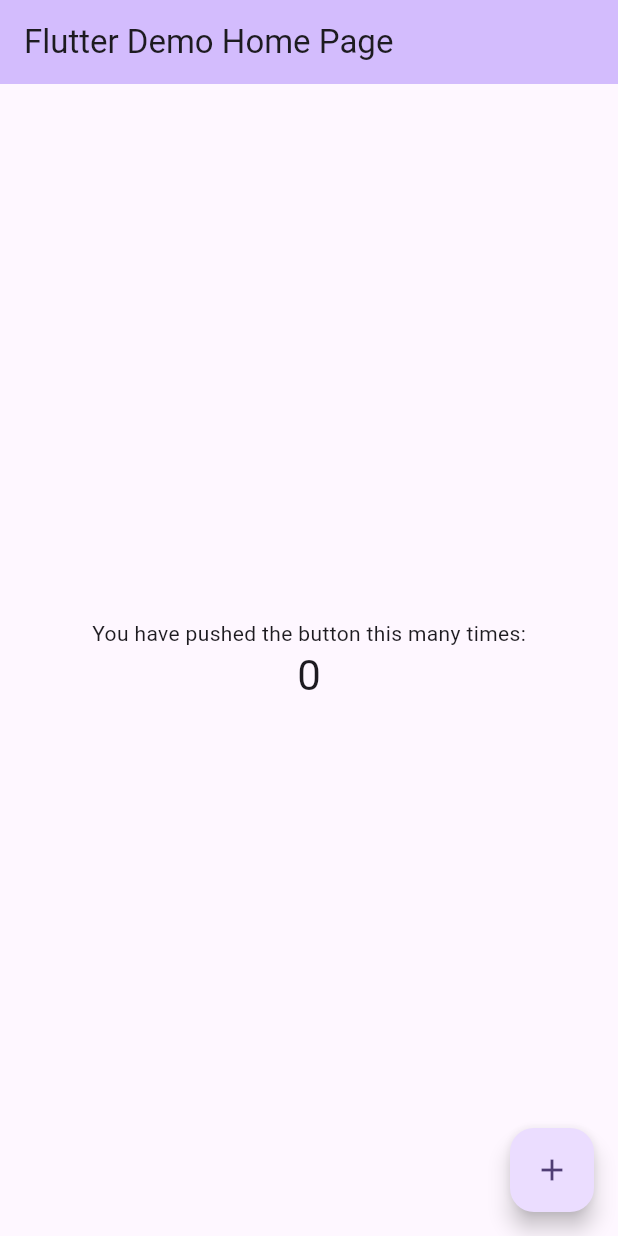
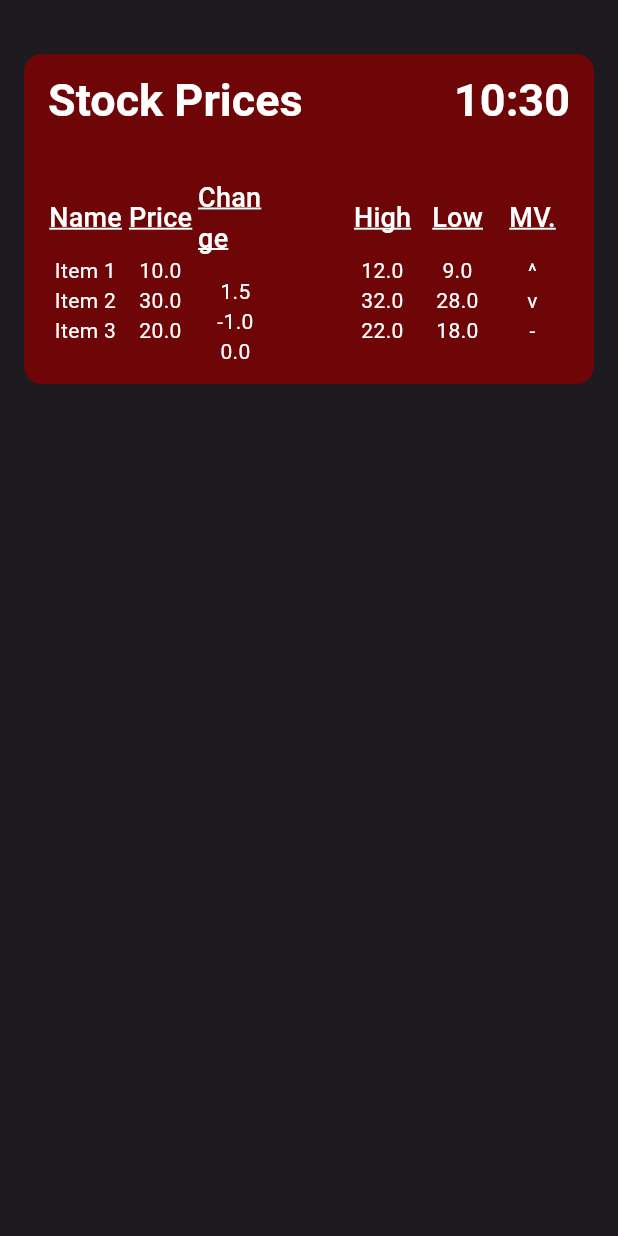
Before and after one commit to 19MAsciamprener/compSci-NEA-repo, a Flutter app: the screen it shows after launch, on a phone screen of 412 x 824 dp. Run offline on Flutter 3.47's test engine with Material 3 defaults, Android fonts, the phone set to English and light mode, and no system bars.

Commit message:
Stream-1 progress
- removed flutter template
- created a folder structure
- made start to homepage (home_page.dart)
- - title & time
- - dummy item list
- made widget .dart for the item list (stock_item_list.dart)
- created dummy data for UI purposes (dummy_data.dart)

```diff
--- a/stock_kiosk_app/lib/main.dart
+++ b/stock_kiosk_app/lib/main.dart
@@ -1,4 +1,5 @@
 import 'package:flutter/material.dart';
+import 'pages/home_page.dart';
 
 void main() {
   runApp(const MyApp());
@@ -6,117 +7,36 @@ void main() {
 
 class MyApp extends StatelessWidget {
   const MyApp({super.key});
-
-  // This widget is the root of your application.
   @override
   Widget build(BuildContext context) {
     return MaterialApp(
-      title: 'Flutter Demo',
+      title: 'Stock Kiosk',
       theme: ThemeData(
-        // This is the theme of your application.
-        //
-        // TRY THIS: Try running your application with "flutter run". You'll see
-        // the application has a purple toolbar. Then, without quitting the app,
-        // try changing the seedColor in the colorScheme below to Colors.green
-        // and then invoke "hot reload" (save your changes or press the "hot
-        // reload" button in a Flutter-supported IDE, or press "r" if you used
-        // the command line to start the app).
-        //
-        // Notice that the counter didn't reset back to zero; the application
-        // state is not lost during the reload. To reset the state, use hot
-        // restart instead.
-        //
-        // This works for code too, not just values: Most code changes can be
-        // tested with just a hot reload.
-        colorScheme: .fromSeed(seedColor: Colors.deepPurple),
+        colorScheme: ColorScheme.fromSeed(
+          seedColor: Color.fromRGBO(110, 5, 6, 1),
+          primary: Color.fromRGBO(110, 5, 6, 1),
+          surface: Color.fromRGBO(29, 27, 32, 1),
+        ),
+
+        useMaterial3: true,
+
+        textTheme: TextTheme(
+          titleLarge: TextStyle(
+            fontSize: 30,
+            color: Colors.white,
+            fontWeight: FontWeight.bold,
+          ),
+
+          titleMedium: TextStyle(
+            decoration: TextDecoration.underline,
+            decorationColor: Colors.white,
+            decorationThickness: 1.5,
+            fontSize: 18,
+            color: Colors.white,
+          ),
+        ),
       ),
-      home: const MyHomePage(title: 'Flutter Demo Home Page'),
+      home: const HomePage(),
     );
   }
 }
-
-class MyHomePage extends StatefulWidget {
-  const MyHomePage({super.key, required this.title});
-
-  // This widget is the home page of your application. It is stateful, meaning
-  // that it has a State object (defined below) that contains fields that affect
-  // how it looks.
-
-  // This class is the configuration for the state. It holds the values (in this
-  // case the title) provided by the parent (in this case the App widget) and
-  // used by the build method of the State. Fields in a Widget subclass are
-  // always marked "final".
-
-  final String title;
-
-  @override
-  State<MyHomePage> createState() => _MyHomePageState();
-}
-
-class _MyHomePageState extends State<MyHomePage> {
-  int _counter = 0;
-
-  void _incrementCounter() {
-    setState(() {
-      // This call to setState tells the Flutter framework that something has
-      // changed in this State, which causes it to rerun the build method below
-      // so that the display can reflect the updated values. If we changed
-      // _counter without calling setState(), then the build method would not be
-      // called again, and so nothing would appear to happen.
-      _counter++;
-    });
-  }
-
-  @override
-  Widget build(BuildContext context) {
-    // This method is rerun every time setState is called, for instance as done
-    // by the _incrementCounter method above.
-    //
-    // The Flutter framework has been optimized to make rerunning build methods
-    // fast, so that you can just rebuild anything that needs updating rather
-    // than having to individually change instances of widgets.
-    return Scaffold(
-      appBar: AppBar(
-        // TRY THIS: Try changing the color here to a specific color (to
-        // Colors.amber, perhaps?) and trigger a hot reload to see the AppBar
-        // change color while the other colors stay the same.
-        backgroundColor: Theme.of(context).colorScheme.inversePrimary,
-        // Here we take the value from the MyHomePage object that was created by
-        // the App.build method, and use it to set our appbar title.
-        title: Text(widget.title),
-      ),
-      body: Center(
-        // Center is a layout widget. It takes a single child and positions it
-        // in the middle of the parent.
-        child: Column(
-          // Column is also a layout widget. It takes a list of children and
-          // arranges them vertically. By default, it sizes itself to fit its
-          // children horizontally, and tries to be as tall as its parent.
-          //
-          // Column has various properties to control how it sizes itself and
-          // how it positions its children. Here we use mainAxisAlignment to
-          // center the children vertically; the main axis here is the vertical
-          // axis because Columns are vertical (the cross axis would be
-          // horizontal).
-          //
-          // TRY THIS: Invoke "debug painting" (choose the "Toggle Debug Paint"
-          // action in the IDE, or press "p" in the console), to see the
-          // wireframe for each widget.
-          mainAxisAlignment: .center,
-          children: [
-            const Text('You have pushed the button this many times:'),
-            Text(
-              '$_counter',
-              style: Theme.of(context).textTheme.headlineMedium,
-            ),
-          ],
-        ),
-      ),
-      floatingActionButton: FloatingActionButton(
-        onPressed: _incrementCounter,
-        tooltip: 'Increment',
-        child: const Icon(Icons.add),
-      ),
-    );
-  }
-}
--- /dev/null
+++ b/stock_kiosk_app/lib/pages/home_page.dart
@@ -0,0 +1,73 @@
+import 'package:flutter/material.dart';
+import 'package:stock_kiosk_app/widgets/stock_list_items.dart';
+
+class HomePage extends StatelessWidget {
+  const HomePage({super.key});
+
+  String _formatTime(DateTime dt) {
+    String two(int n) => n.toString().padLeft(2, '0');
+    return '${two(dt.hour)}:${two(dt.minute)}';
+  }
+
+  @override
+  Widget build(BuildContext context) {
+    final now = DateTime.now();
+
+    return Scaffold(
+      body: SafeArea(
+        child: Padding(
+          padding: const EdgeInsets.symmetric(horizontal: 16.0, vertical: 36.0),
+          child: Column(
+            crossAxisAlignment: CrossAxisAlignment.stretch,
+            children: [
+              Container(
+                padding: const EdgeInsets.symmetric(
+                  horizontal: 16.0,
+                  vertical: 12.0,
+                ),
+                decoration: BoxDecoration(
+                  color: Theme.of(context).primaryColor,
+                  borderRadius: BorderRadius.circular(12.0),
+                ),
+                child: Column(
+                  children: [
+                    Row(
+                      mainAxisAlignment: MainAxisAlignment.spaceBetween,
+                      children: [
+                        Text(
+                          'Stock Prices',
+                          style: Theme.of(context).textTheme.titleLarge,
+                        ),
+                        Text(
+                          _formatTime(now),
+                          style: Theme.of(context).textTheme.titleLarge,
+                        ),
+                      ],
+                    ),
+
+                    const SizedBox(height: 32.0),
+
+                    Row(
+                      mainAxisAlignment: MainAxisAlignment.spaceBetween,
+                      children: [
+                        StockListItems(title: 'Name'),
+                        StockListItems(title: 'Price'),
+                        StockListItems(title: 'Change'),
+
+                        SizedBox(width: 48),
+
+                        StockListItems(title: 'High'),
+                        StockListItems(title: 'Low'),
+                        StockListItems(title: 'MV.'),
+                      ],
+                    ),
+                  ],
+                ),
+              ),
+            ],
+          ),
+        ),
+      ),
+    );
+  }
+}
--- /dev/null
+++ b/stock_kiosk_app/lib/utils/dummy_data.dart
@@ -0,0 +1,30 @@
+final itemList = [
+  {
+    'id': 1,
+    'name': 'Item 1',
+    'price': 10.0,
+    'change': 1.5,
+    'high': 12.0,
+    'low': 9.0,
+    'mv.': '^',
+  },
+
+  {
+    'id': 2,
+    'name': 'Item 2',
+    'price': 30.0,
+    'change': -1.0,
+    'high': 32.0,
+    'low': 28.0,
+    'mv.': 'v',
+  },
+  {
+    'id': 3,
+    'name': 'Item 3',
+    'price': 20.0,
+    'change': 0.0,
+    'high': 22.0,
+    'low': 18.0,
+    'mv.': '-',
+  },
+];
--- /dev/null
+++ b/stock_kiosk_app/lib/widgets/stock_list_items.dart
@@ -0,0 +1,36 @@
+import 'package:flutter/material.dart';
+import '../utils/dummy_data.dart';
+
+class StockListItems extends StatelessWidget {
+  final String title;
+
+  const StockListItems({super.key, required this.title});
+
+  @override
+  Widget build(BuildContext context) {
+    return Expanded(
+      child: Column(
+        children: [
+          Text(
+            title,
+            style: Theme.of(
+              context,
+            ).textTheme.titleMedium?.copyWith(color: Colors.white),
+          ),
+          const SizedBox(height: 12.0),
+          ListView.builder(
+            itemCount: itemList.length,
+            shrinkWrap: true,
+            itemBuilder: (context, index) {
+              return Text(
+                textAlign: TextAlign.center,
+                itemList[index][title.toLowerCase()].toString(),
+                style: TextStyle(color: Colors.white),
+              );
+            },
+          ),
+        ],
+      ),
+    );
+  }
+}
```
